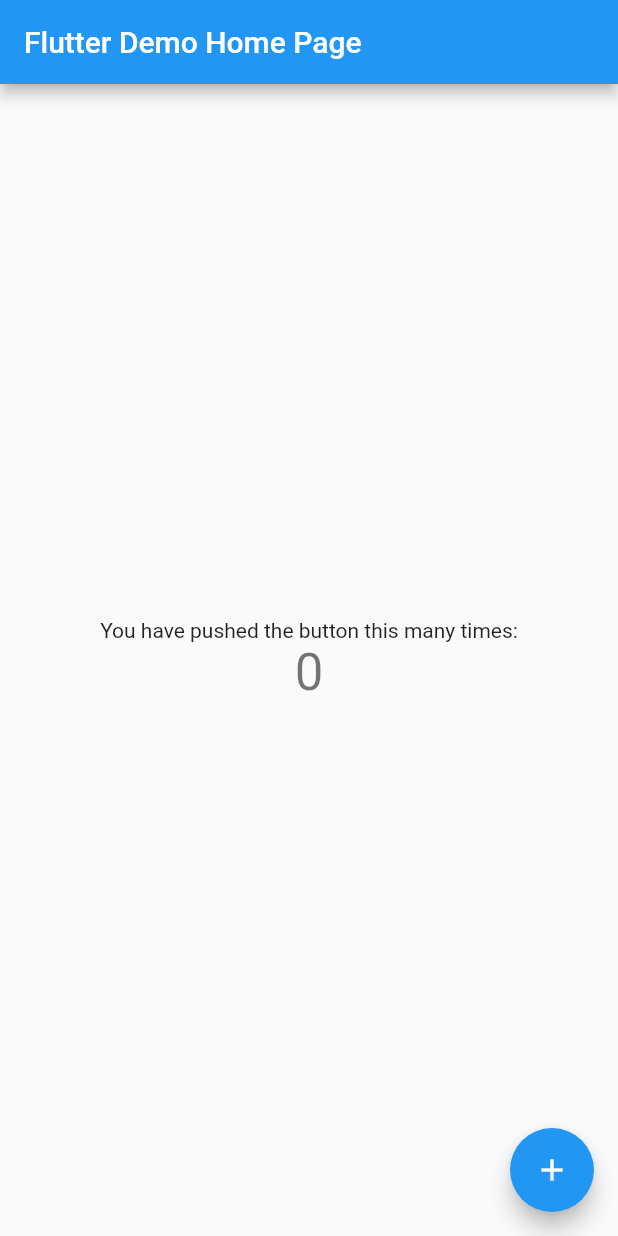
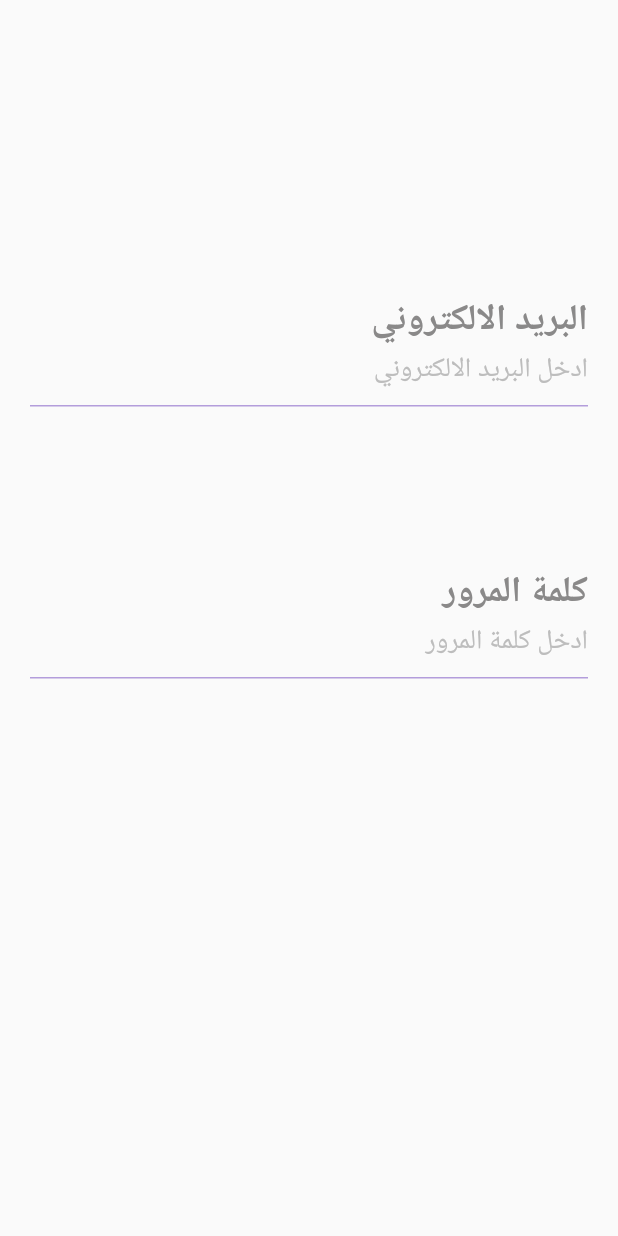
Before and after one commit to haneengheas/library_guide, a Flutter app: the screen it shows after launch, on a phone screen of 412 x 824 dp. Run offline on Flutter 3.47's test engine with Material 2 defaults, Android fonts, the phone set to English and light mode, and no system bars.

Commit message:
work on admin screen ,, i already worked in login screens

```diff
--- /dev/null
+++ b/lib/constant/styles.dart
@@ -0,0 +1,30 @@
+import 'dart:ui';
+
+import 'package:flutter/material.dart';
+
+const Color purple = Color(0xFFb39ddb);
+const Color clear_gray = Color(0xFFbdbdbd);
+const Color gray = Color(0xFF8a8989);
+const Color white = Color(0xFFfafafa);
+const Color black = Color(0xFF09090a);
+
+const TextStyle s1 = TextStyle(
+    fontSize: 32, fontWeight: FontWeight.w600, color: gray, height: .2);
+const TextStyle s2 = TextStyle(
+    fontSize: 18, fontWeight: FontWeight.w400, color: clear_gray, height: 1.5);
+
+double sizeFromHeight(BuildContext context, double fraction,
+    {bool hasAppBar = true}) {
+  final screenHeight = MediaQuery.of(context).size.height;
+  fraction = (hasAppBar
+          ? (screenHeight -
+              AppBar().preferredSize.height -
+              MediaQuery.of(context).padding.top)
+          : screenHeight) /
+      fraction;
+  return fraction;
+}
+
+double sizeFromWidth(BuildContext context, double fraction) {
+  return MediaQuery.of(context).size.width / fraction;
+}
--- a/lib/main.dart
+++ b/lib/main.dart
@@ -1,113 +1,12 @@
 import 'package:flutter/material.dart';
-
-void main() {
-  runApp(MyApp());
-}
-
+import 'package:library_guide/screens/splash_screen.dart';
+void main() =>  runApp(MyApp());
 class MyApp extends StatelessWidget {
-  // This widget is the root of your application.
   @override
   Widget build(BuildContext context) {
     return MaterialApp(
-      title: 'Flutter Demo',
-      theme: ThemeData(
-        // This is the theme of your application.
-        //
-        // Try running your application with "flutter run". You'll see the
-        // application has a blue toolbar. Then, without quitting the app, try
-        // changing the primarySwatch below to Colors.green and then invoke
-        // "hot reload" (press "r" in the console where you ran "flutter run",
-        // or simply save your changes to "hot reload" in a Flutter IDE).
-        // Notice that the counter didn't reset back to zero; the application
-        // is not restarted.
-        primarySwatch: Colors.blue,
-      ),
-      home: MyHomePage(title: 'Flutter Demo Home Page'),
+      debugShowCheckedModeBanner: false,
+      home: SplashScreen(),
     );
   }
 }
-
-class MyHomePage extends StatefulWidget {
-  MyHomePage({Key? key, required this.title}) : super(key: key);
-
-  // This widget is the home page of your application. It is stateful, meaning
-  // that it has a State object (defined below) that contains fields that affect
-  // how it looks.
-
-  // This class is the configuration for the state. It holds the values (in this
-  // case the title) provided by the parent (in this case the App widget) and
-  // used by the build method of the State. Fields in a Widget subclass are
-  // always marked "final".
-
-  final String title;
-
-  @override
-  _MyHomePageState createState() => _MyHomePageState();
-}
-
-class _MyHomePageState extends State<MyHomePage> {
-  int _counter = 0;
-
-  void _incrementCounter() {
-    setState(() {
-      // This call to setState tells the Flutter framework that something has
-      // changed in this State, which causes it to rerun the build method below
-      // so that the display can reflect the updated values. If we changed
-      // _counter without calling setState(), then the build method would not be
-      // called again, and so nothing would appear to happen.
-      _counter++;
-    });
-  }
-
-  @override
-  Widget build(BuildContext context) {
-    // This method is rerun every time setState is called, for instance as done
-    // by the _incrementCounter method above.
-    //
-    // The Flutter framework has been optimized to make rerunning build methods
-    // fast, so that you can just rebuild anything that needs updating rather
-    // than having to individually change instances of widgets.
-    return Scaffold(
-      appBar: AppBar(
-        // Here we take the value from the MyHomePage object that was created by
-        // the App.build method, and use it to set our appbar title.
-        title: Text(widget.title),
-      ),
-      body: Center(
-        // Center is a layout widget. It takes a single child and positions it
-        // in the middle of the parent.
-        child: Column(
-          // Column is also a layout widget. It takes a list of children and
-          // arranges them vertically. By default, it sizes itself to fit its
-          // children horizontally, and tries to be as tall as its parent.
-          //
-          // Invoke "debug painting" (press "p" in the console, choose the
-          // "Toggle Debug Paint" action from the Flutter Inspector in Android
-          // Studio, or the "Toggle Debug Paint" command in Visual Studio Code)
-          // to see the wireframe for each widget.
-          //
-          // Column has various properties to control how it sizes itself and
-          // how it positions its children. Here we use mainAxisAlignment to
-          // center the children vertically; the main axis here is the vertical
-          // axis because Columns are vertical (the cross axis would be
-          // horizontal).
-          mainAxisAlignment: MainAxisAlignment.center,
-          children: <Widget>[
-            Text(
-              'You have pushed the button this many times:',
-            ),
-            Text(
-              '$_counter',
-              style: Theme.of(context).textTheme.headline4,
-            ),
-          ],
-        ),
-      ),
-      floatingActionButton: FloatingActionButton(
-        onPressed: _incrementCounter,
-        tooltip: 'Increment',
-        child: Icon(Icons.add),
-      ), // This trailing comma makes auto-formatting nicer for build methods.
-    );
-  }
-}
--- /dev/null
+++ b/lib/screens/sign_in_screen.dart
@@ -0,0 +1,38 @@
+import 'package:flutter/material.dart';
+import 'package:library_guide/constant/styles.dart';
+import 'package:library_guide/widgets/input_field.dart';
+
+class SignInScreen extends StatefulWidget {
+  const SignInScreen({Key? key}) : super(key: key);
+
+  @override
+  _SignInScreenState createState() => _SignInScreenState();
+}
+
+class _SignInScreenState extends State<SignInScreen> {
+  @override
+  Widget build(BuildContext context) {
+    return Scaffold(
+      body: ListView(
+        children: [
+          SizedBox(
+            height: sizeFromHeight(context, 4),
+          ),
+          InputField(
+            hint: 'ادخل البريد الالكتروني',
+            label: 'البريد الالكتروني',
+            scure: false,
+          ),
+          SizedBox(
+            height: sizeFromHeight(context, 7.5),
+          ),
+          InputField(
+            hint: 'ادخل كلمة المرور',
+            label: 'كلمة المرور',
+            scure: true,
+          )
+        ],
+      ),
+    );
+  }
+}
--- /dev/null
+++ b/lib/screens/splash_screen.dart
@@ -0,0 +1,43 @@
+import 'dart:async';
+
+import 'package:flutter/material.dart';
+import 'package:library_guide/constant/styles.dart';
+import 'package:library_guide/screens/sign_in_screen.dart';
+
+class SplashScreen extends StatefulWidget {
+  const SplashScreen({Key? key}) : super(key: key);
+
+  @override
+  _SplashScreenState createState() => _SplashScreenState();
+}
+
+class _SplashScreenState extends State<SplashScreen> {
+  @override
+  void initState() {
+    Timer(Duration(seconds: 5), () {
+      Navigator.pushReplacement(
+          context, MaterialPageRoute(builder: (context) => SignInScreen()));
+    });
+    super.initState();
+  }
+
+  @override
+  Widget build(BuildContext context) {
+    return Scaffold(
+      body: Center(
+        child: Container(
+          width: sizeFromWidth(context, 3),
+          height: sizeFromHeight(context, 3),
+          decoration: BoxDecoration(
+              color: gray,
+              shape: BoxShape.circle,
+              image: DecorationImage(
+                image: AssetImage(
+                  'assets/bag.png',
+                ),
+              )),
+        ),
+      ),
+    );
+  }
+}
--- /dev/null
+++ b/lib/widgets/input_field.dart
@@ -0,0 +1,45 @@
+import 'package:flutter/material.dart';
+import 'package:library_guide/constant/styles.dart';
+
+class InputField extends StatefulWidget {
+  final String hint;
+  final String label;
+  final bool scure;
+
+  InputField({
+    required this.hint,
+    required this.label,
+    required this.scure,
+  });
+
+  @override
+  _InputFieldState createState() => _InputFieldState();
+}
+
+class _InputFieldState extends State<InputField> {
+  @override
+  Widget build(BuildContext context) {
+    return Padding(
+      padding: EdgeInsets.symmetric(horizontal: 20),
+      child: Directionality(
+        textDirection: TextDirection.rtl,
+        child: TextFormField(
+          obscureText: false,
+          decoration: InputDecoration(
+            enabledBorder: UnderlineInputBorder(
+              borderSide: BorderSide(color: purple),
+            ),
+            focusedBorder: UnderlineInputBorder(
+              borderSide: BorderSide(color: purple),
+            ),
+            floatingLabelBehavior: FloatingLabelBehavior.always,
+            labelText: widget.label,
+            hintText: widget.hint,
+            labelStyle: s1,
+            hintStyle: s2,
+          ),
+        ),
+      ),
+    );
+  }
+}
--- a/pubspec.yaml
+++ b/pubspec.yaml
@@ -45,8 +45,8 @@ flutter:
   uses-material-design: true
 
   # To add assets to your application, add an assets section, like this:
-  # assets:
-  #   - images/a_dot_burr.jpeg
+  assets:
+   - assets/
   #   - images/a_dot_ham.jpeg
 
   # An image asset can refer to one or more resolution-specific "variants", see
```
Also changed, not shown: lib/widgets/text_model.dart (added, +33 -0 lines), assets/bag.png (added), assets/logo.png (added).
